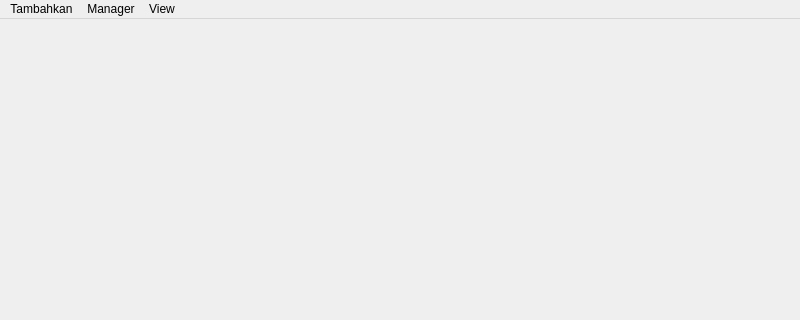
The window that src/ui/files/mainwindow.ui (AyahnaSyahid/LazyMins) describes before a commit, drawn with Qt 5; both pictures show x 0 to 800 and y 0 to 320 of the 800 by 600 pixel window.
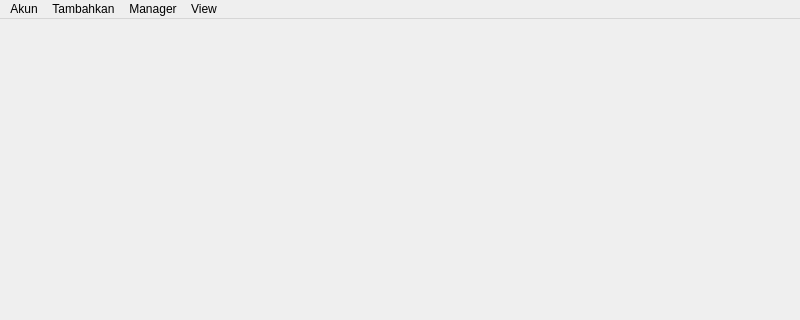
The same window after the commit.

The edit to the form file:
```diff
--- a/src/ui/files/mainwindow.ui
+++ b/src/ui/files/mainwindow.ui
@@ -43,6 +43,15 @@
      <string>View</string>
     </property>
    </widget>
+   <widget class="QMenu" name="menuAkun">
+    <property name="title">
+     <string>Akun</string>
+    </property>
+    <addaction name="actionLogOut"/>
+    <addaction name="separator"/>
+    <addaction name="actionAddUser"/>
+   </widget>
+   <addaction name="menuAkun"/>
    <addaction name="menuAdd"/>
    <addaction name="menuManager"/>
    <addaction name="menuView"/>
```
Left out of the diff: 21 changed lines with no effect on the pictures.
